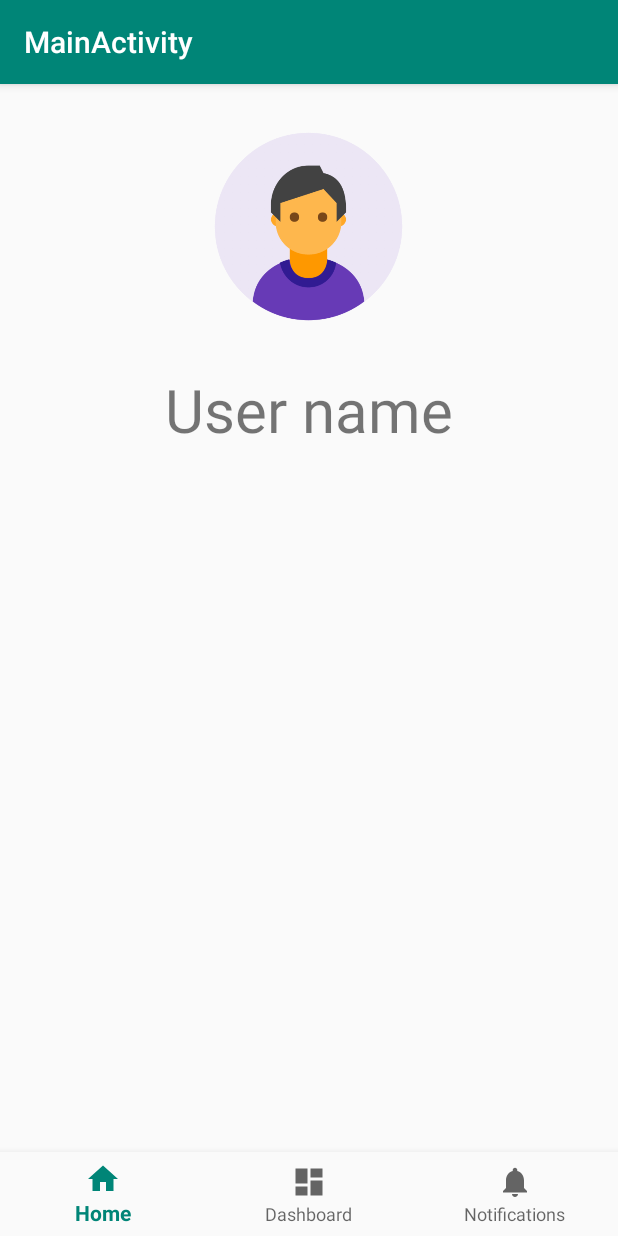
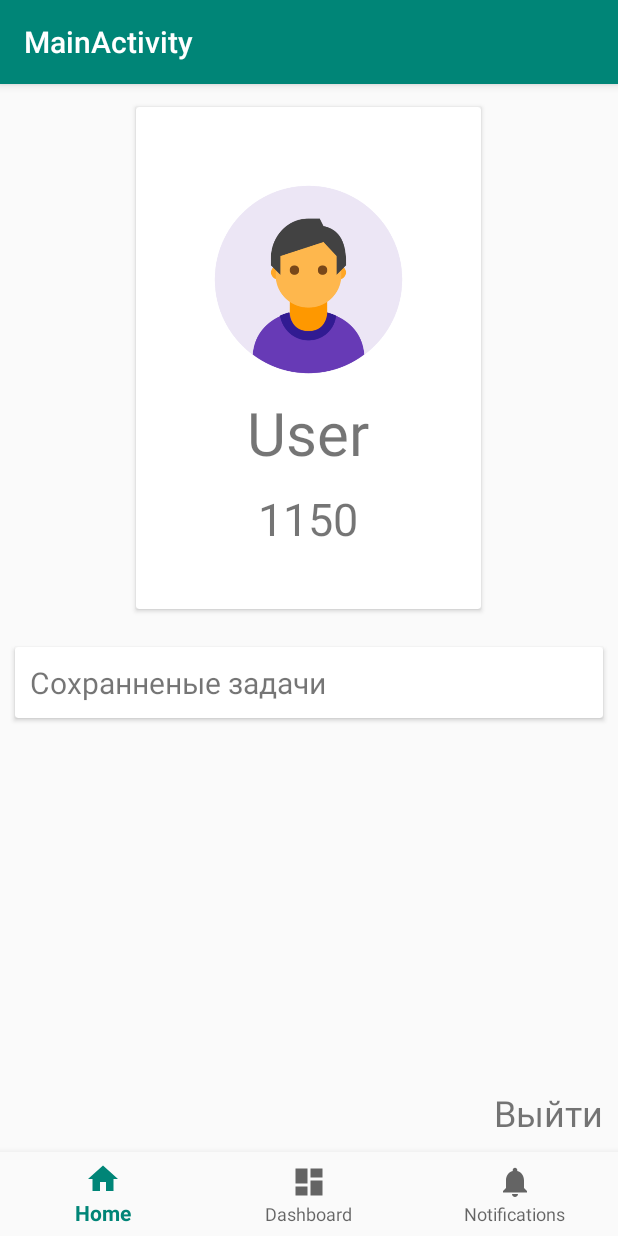
Before and after one commit to N18JAVAPROGRAMMING/Domino, an Android app: the screen it shows after launch (MainActivity), after a tap on "START", on a phone screen of 412 x 824 dp. Run offline under Robolectric (Android 15) with nearby library versions, the phone set to English and light mode, and no system bars.

Commit message:
edit ServiceManager, some changes on layout files and make new logic with server

```diff
--- a/app/src/main/java/com/example/guest/domino/AuthFragment.java
+++ b/app/src/main/java/com/example/guest/domino/AuthFragment.java
@@ -1,7 +1,11 @@
 package com.example.guest.domino;
 
 
+import android.content.Context;
+import android.content.Intent;
+import android.content.SharedPreferences;
 import android.os.Bundle;
+import android.support.design.widget.Snackbar;
 import android.support.v4.app.Fragment;
 import android.view.LayoutInflater;
 import android.view.View;
@@ -16,7 +20,8 @@ import android.widget.TextView;
  */
 public class AuthFragment extends Fragment
 {
-    static InActivity inActivity;
+
+    ServerManager serverManager;
 
     onCallBackListener listener;
 
@@ -37,8 +42,7 @@ public class AuthFragment extends Fragment
         // Required empty public constructor
     }
 
-    public static AuthFragment newInstance(InActivity in) {
-        inActivity=in;
+    public static AuthFragment newInstance() {
         Bundle args = new Bundle();
         AuthFragment fragment = new AuthFragment();
         fragment.setArguments(args);
@@ -53,11 +57,35 @@ public class AuthFragment extends Fragment
         next=v.findViewById(R.id.a_next);
         login=v.findViewById(R.id.a_login);
         password=v.findViewById(R.id.a_password);
+
+        serverManager= new ServerManager();
+
+
+
+
+
+
+
         next.setOnClickListener(new View.OnClickListener() {
             @Override
             public void onClick(View v) {
-                //обработка входа
-                 inActivity.nextActivity();
+                  final View view =v;
+                Intent intent=  new Intent(getActivity().getApplicationContext(),MainActivity.class);
+                startActivity(intent);
+
+                /*serverManager.LogIn(login.getText().toString(),password.getText().toString(), new ServerManager.OnCallBackListenerAuth() {
+                    @Override
+                    public void onCallBack(boolean answer, String token) {
+                        if(answer){
+                            APIService.Token.SaveToken(getContext(),token);
+                            Intent intent =  new Intent(getContext(),MainActivity.class);
+                            startActivity(intent);
+                        } else {
+                            Snackbar.make(view,"Неверные данные входа",Snackbar.LENGTH_LONG);
+                        }
+                    }
+                });*/
+
             }
         });
         //переопределение методов
--- a/app/src/main/java/com/example/guest/domino/InActivity.java
+++ b/app/src/main/java/com/example/guest/domino/InActivity.java
@@ -35,9 +35,8 @@ public class InActivity extends AppCompatActivity {
         setContentView(R.layout.activity_in);
          condition=AUTHORIZATION_CONDITION;
 
-         setMainHandler();
 
-        final AuthFragment authFragment =AuthFragment.newInstance(this);
+        final AuthFragment authFragment =AuthFragment.newInstance();
         getSupportFragmentManager().popBackStack();
         authFragment.setListener(new AuthFragment.onCallBackListener() {
             @Override
@@ -81,20 +80,6 @@ public class InActivity extends AppCompatActivity {
     }
 
 
-    @SuppressLint("HandlerLeak")
-    public void setMainHandler(){
-        HandlerManager.problemsHandler= new Handler(Looper.getMainLooper()) {
-
-            @Override
-            public void handleMessage(Message msg) {
-                super.handleMessage(msg);
-                 Bundle bundle = msg.getData();
-                 boolean noconnect=bundle.getBoolean(HandlerManager.CONNECTION);
-                 if(noconnect)Toast.makeText(getApplicationContext(),"Нет интернет соединения",
-                         Toast.LENGTH_SHORT).show();
-            }
-        };
-    }
 
 
 
@@ -112,10 +97,5 @@ public class InActivity extends AppCompatActivity {
         });
     }
 
-    public void nextActivity(){
-        Intent intent=  new Intent(this,MainActivity.class);
-        startActivity(intent);
 
-
-    }
 }
--- a/app/src/main/java/com/example/guest/domino/MyApplication.java
+++ b/app/src/main/java/com/example/guest/domino/MyApplication.java
@@ -4,6 +4,9 @@ import android.app.Application;
 import android.content.Intent;
 
 public class MyApplication extends Application {
+
+    public static final String PREFERENCES_NAME="MAIN";
+    public static final String TOKEN_PREFERENCES="TOKEN";
 
     static SocketThread socketThread;
 
--- a/app/src/main/java/com/example/guest/domino/RegFragment.java
+++ b/app/src/main/java/com/example/guest/domino/RegFragment.java
@@ -19,6 +19,8 @@ public class RegFragment extends Fragment {
    EditText editPassword;
    EditText editCPassword;
    EditText editLogin;
+
+   ServerManager serverManager;
 
    static InActivity inActivity;
 
@@ -42,6 +44,7 @@ public class RegFragment extends Fragment {
     public View onCreateView(LayoutInflater inflater, ViewGroup container,
                              Bundle savedInstanceState) {
         // Inflate the layout for this fragment
+        serverManager= new ServerManager();
         View v = inflater.inflate(R.layout.fragment_reg, container, false);
         next=v.findViewById(R.id.r_next);
         editCPassword=v.findViewById(R.id.reg_confirm_password);
@@ -72,6 +75,20 @@ public class RegFragment extends Fragment {
                     return;
                 }
 
+               /* serverManager.CreateNewAccount(name, password, new ServerManager.OnCallBackListenerReg() {
+                    @Override
+                    public void onCallBack(boolean answer, String token) {
+                        if (answer){
+                            APIService.Token.SaveToken(getContext(),token);
+                            Snackbar.make(editCPassword,"Вы успешно зарегистрированы",Snackbar.LENGTH_LONG).show();
+                            Intent intent =  new Intent(getActivity().getApplicationContext(),MainActivity.class);
+                            startActivity(intent);
+                        }
+                    }
+                });*/
+
+
+
                 Snackbar.make(v,"Вы успешно зарегистрированы (нет)",Snackbar.LENGTH_LONG).show();
                 Intent intent =  new Intent(getActivity().getApplicationContext(),MainActivity.class);
                 startActivity(intent);
--- a/app/src/main/java/com/example/guest/domino/Room.java
+++ b/app/src/main/java/com/example/guest/domino/Room.java
@@ -4,7 +4,7 @@ import java.util.List;
 
 public class Room {
 
-    String name;
+    String room_name;
     String id;
     int on_start;
     int capacity;
@@ -40,7 +40,7 @@ public class Room {
     }
 
     public String getName() {
-        return name;
+        return room_name;
     }
 
     public void setPrivacyMode(boolean value){
@@ -48,7 +48,7 @@ public class Room {
     }
 
     public void setName(String name) {
-        this.name = name;
+        this.room_name = name;
     }
 
     public int getCapacity() {
--- a/app/src/main/java/com/example/guest/domino/ServerManager.java
+++ b/app/src/main/java/com/example/guest/domino/ServerManager.java
@@ -8,19 +8,30 @@ import retrofit2.converter.gson.GsonConverterFactory;
 import retrofit2.http.Query;
 
 public class ServerManager {
-  Retrofit retrofit;
-  APIService service;
+  private Retrofit retrofit;
+  private APIService service;
+  /*private static ServerManager manager;*/
+
+  /*public static synchronized ServerManager getInstance(){
+      if(manager==null)
+          manager= new ServerManager();
+      return manager;
+  }*/
 
   public ServerManager(){
-      Retrofit retrofit = new Retrofit.Builder()
-              .baseUrl(APIService.HOST)
-              .addConverterFactory(GsonConverterFactory.create())
-              .build();
-     service=retrofit.create(APIService.class);
+      try {
+          Retrofit retrofit = new Retrofit.Builder()
+                  .baseUrl(APIService.HOST)
+                  .addConverterFactory(GsonConverterFactory.create())
+                  .build();
+          service = retrofit.create(APIService.class);
+      } catch (Exception e){
+
+      }
 
   }
 
-   public interface OnCallBackListenerTask{
+   public  static interface OnCallBackListenerTask{
        void onCallBack(Task task);
    }
 
@@ -45,8 +56,10 @@ public class ServerManager {
 
     }
 
-   public interface OnCallBackListenerAuth{
-      void onCallBack(boolean answer);
+
+
+   public static interface OnCallBackListenerAuth{
+      void onCallBack(boolean answer,String token);
    }
 
 
@@ -57,7 +70,7 @@ public class ServerManager {
           @Override
           public void onResponse(Call<Boolean> call, Response<Boolean> response) {
               Boolean answer= response.body();
-              listenerAuth.onCallBack(answer);
+              listenerAuth.onCallBack(answer,"");
           }
 
           @Override
@@ -69,16 +82,16 @@ public class ServerManager {
 
 
    public interface OnCallBackListenerReg{
-      void onCallBack(boolean answer);
+      void onCallBack(boolean answer,String token);
    }
 
-   public void CreateNewAccount(User user, final OnCallBackListenerReg listenerReg){
+   public void CreateNewAccount(String name, String password, final OnCallBackListenerReg listenerReg){
       Call<Boolean> call = service.CreateAccount();
       call.enqueue(new Callback<Boolean>() {
           @Override
           public void onResponse(Call<Boolean> call, Response<Boolean> response) {
               Boolean answer = response.body();
-              listenerReg.onCallBack(answer);
+              listenerReg.onCallBack(answer,"");
           }
 
           @Override
--- a/app/src/main/res/layout/fragment_user.xml
+++ b/app/src/main/res/layout/fragment_user.xml
@@ -8,13 +8,24 @@
 
     <!-- TODO: Update blank fragment layout -->
 
+<android.support.v7.widget.CardView
+    android:layout_width="wrap_content"
+    android:layout_height="wrap_content"
+    android:layout_gravity="center_horizontal"
+    android:layout_margin="15dp">
 
+    <LinearLayout
+        android:layout_width="match_parent"
+        android:layout_height="match_parent"
+        android:orientation="vertical"
+        android:layout_margin="40dp"
+        >
     <ImageView
         android:id="@+id/user_image"
         android:layout_width="150dp"
         android:layout_height="150dp"
         android:layout_gravity="center_horizontal"
-        android:layout_margin="20dp"
+        android:layout_margin="0dp"
         />
 
     <TextView
@@ -24,8 +35,45 @@
         android:text="User name"
         android:gravity="center_horizontal"
         android:textSize="40sp"
+        />
 
 
+        <TextView
+            android:layout_width="wrap_content"
+            android:layout_height="wrap_content"
+            android:text="1150"
+            android:textSize="30sp"
+            android:layout_gravity="center_horizontal"
+            android:layout_marginTop="10dp"/>
+
+    </LinearLayout>
+</android.support.v7.widget.CardView>
+
+    <android.support.v7.widget.CardView
+        android:layout_width="match_parent"
+        android:layout_height="wrap_content"
+        android:layout_margin="10dp">
+        <LinearLayout
+            android:layout_width="wrap_content"
+            android:layout_height="wrap_content"
+            android:layout_margin="10dp">
+            <TextView
+                android:layout_width="wrap_content"
+                android:layout_height="wrap_content"
+                android:text="Сохранненые задачи"
+                android:textSize="20sp"/>
+        </LinearLayout>
+    </android.support.v7.widget.CardView>
+    <TextView
+        android:layout_width="wrap_content"
+        android:layout_height="match_parent"
+        android:layout_gravity="end"
+        android:text="Выйти"
+        android:gravity="bottom"
+        android:padding="10dp"
+
+        android:textSize="24sp"
         />
 
+
 </LinearLayout>
```
Also changed, not shown: app/src/main/java/com/example/guest/domino/APIService.java (+20 -3 lines), app/src/main/res/drawable/progress_bar.xml (added, +44 -0 lines), app/src/main/res/layout/room_item.xml (+7 -4 lines).
